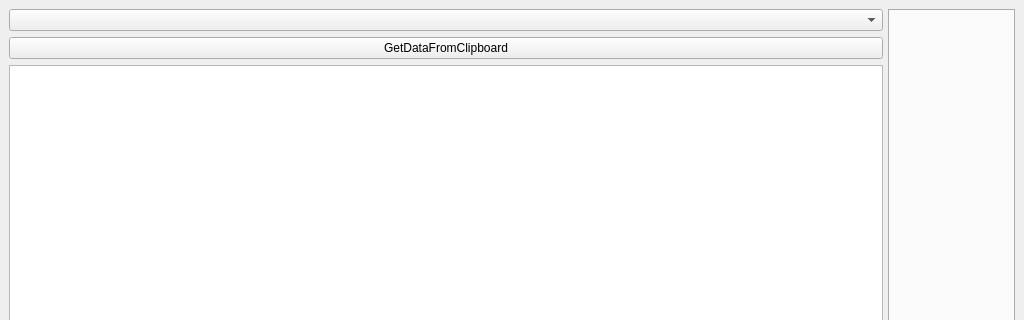
Old version of the form Coding/omainwindow.ui in the repository y761823/ClipboardViewer; both pictures show x 0 to 1024 and y 0 to 320 of the 1024 by 768 pixel window.
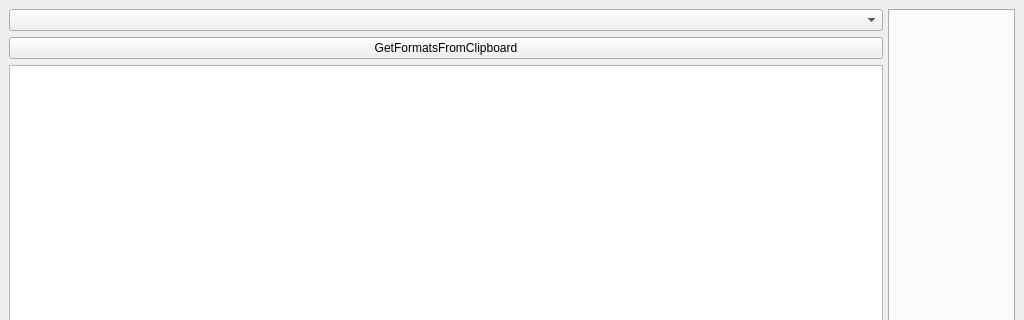
New version of the form.

Commit message: change text of get clip button

Diff of the .ui file:
```diff
--- a/Coding/omainwindow.ui
+++ b/Coding/omainwindow.ui
@@ -65,7 +65,7 @@
            </sizepolicy>
           </property>
           <property name="text">
-           <string>GetDataFromClipboard</string>
+           <string>GetFormatsFromClipboard</string>
           </property>
          </widget>
         </item>
```
